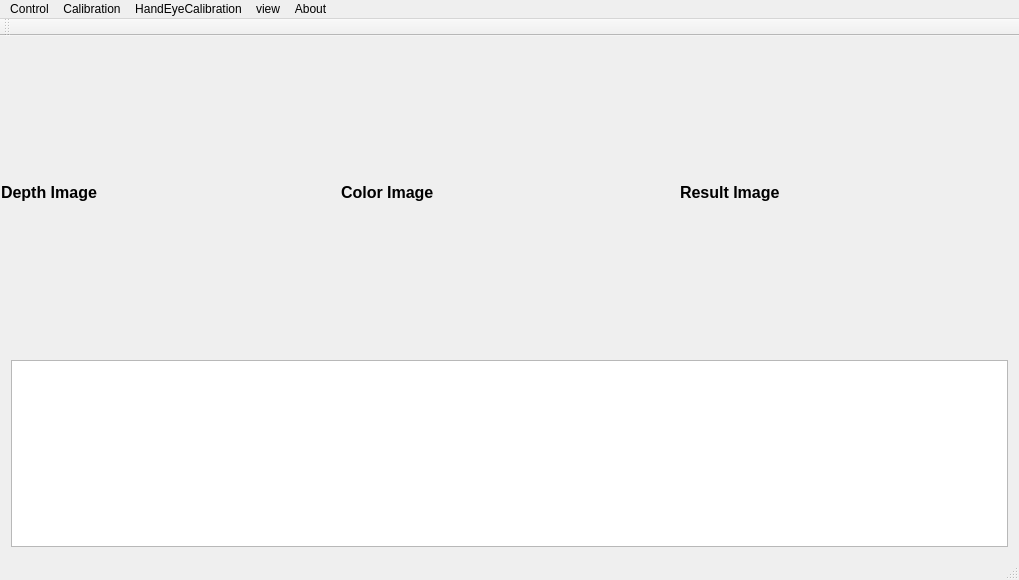
Qt form mainwindow.ui (tony2278/AutomaticGrab) before a commit.
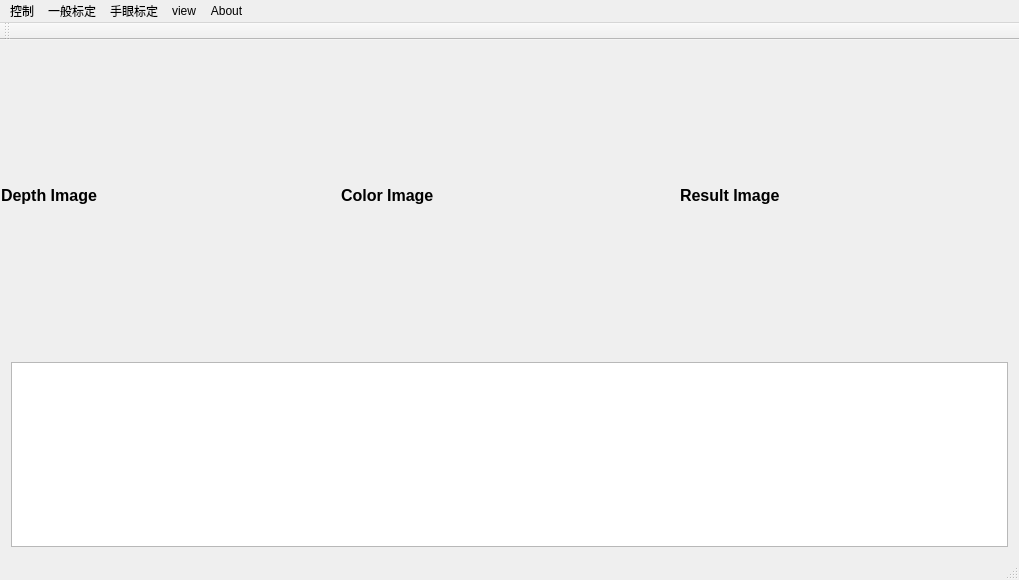
The same form after that commit.

```diff
--- a/mainwindow.ui
+++ b/mainwindow.ui
@@ -194,7 +194,7 @@
    </property>
    <widget class="QMenu" name="menuControl">
     <property name="title">
-     <string>Control</string>
+     <string>控制</string>
     </property>
     <addaction name="actionStart"/>
     <addaction name="actionStop"/>
@@ -204,7 +204,7 @@
    </widget>
    <widget class="QMenu" name="menuCalibration">
     <property name="title">
-     <string>Calibration</string>
+     <string>一般标定</string>
     </property>
     <addaction name="actionBinocular_Calibration"/>
     <addaction name="actionPlane_Calibration"/>
@@ -212,7 +212,7 @@
    </widget>
    <widget class="QMenu" name="menuHandEyeCalibration">
     <property name="title">
-     <string>HandEyeCalibration</string>
+     <string>手眼标定</string>
     </property>
     <addaction name="actionEyeOnHand"/>
     <addaction name="actionEyeOffHanf"/>
```
Left out of the diff: 25 changed lines with no effect on the pictures.
